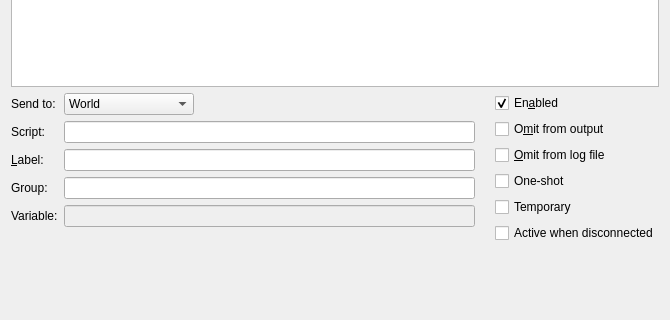
jnbooth/smushclient, file smushclient-qt/cpp/ui/prefs/timeredit.ui: the form before one commit; both pictures show x 0 to 670 and y 408 to 728 of the 670 by 927 pixel window.
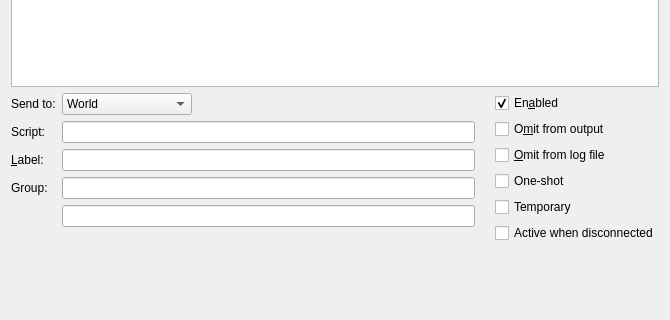
The form after the commit.

The edit to the form file:
```diff
--- a/smushclient-qt/cpp/ui/prefs/timeredit.ui
+++ b/smushclient-qt/cpp/ui/prefs/timeredit.ui
@@ -227,7 +227,7 @@
             <bool>false</bool>
            </property>
            <property name="text">
-            <string>Variable:</string>
+            <string></string>
            </property>
            <property name="buddy">
             <cstring>Variable</cstring>
@@ -236,7 +236,7 @@
          </item>
          <item row="4" column="1">
           <widget class="QLineEdit" name="Variable">
-           <property name="enabled">
+           <property name="visible">
             <bool>false</bool>
            </property>
           </widget>
```
Left out of the diff: 9 changed lines with no effect on the pictures.
